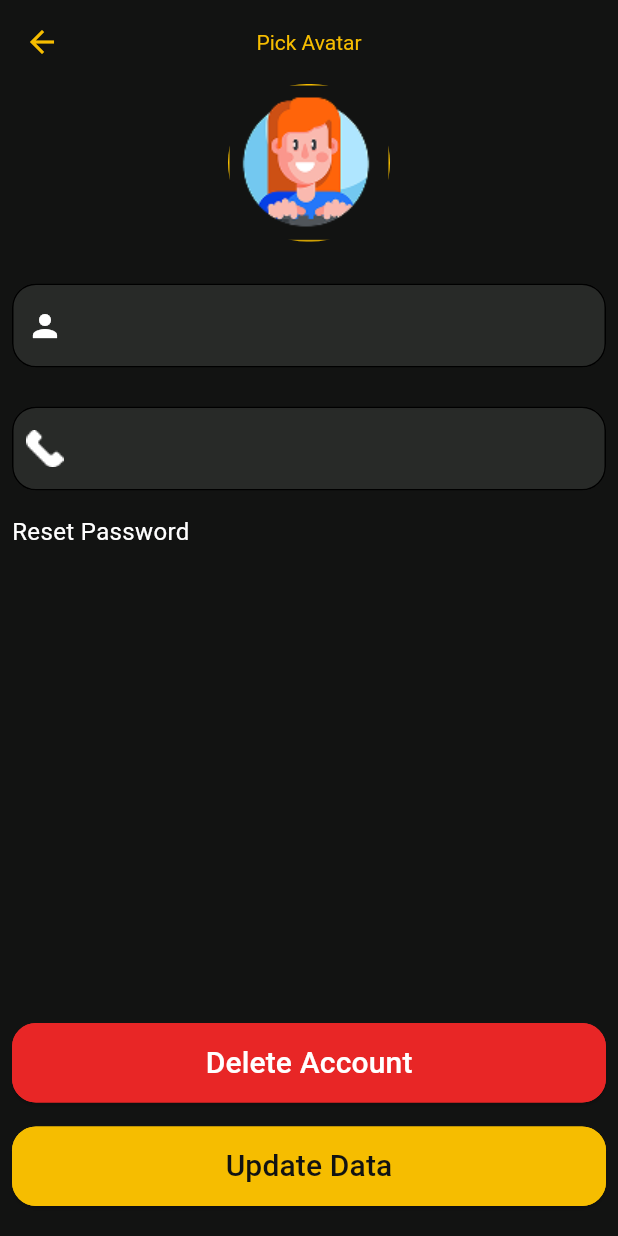
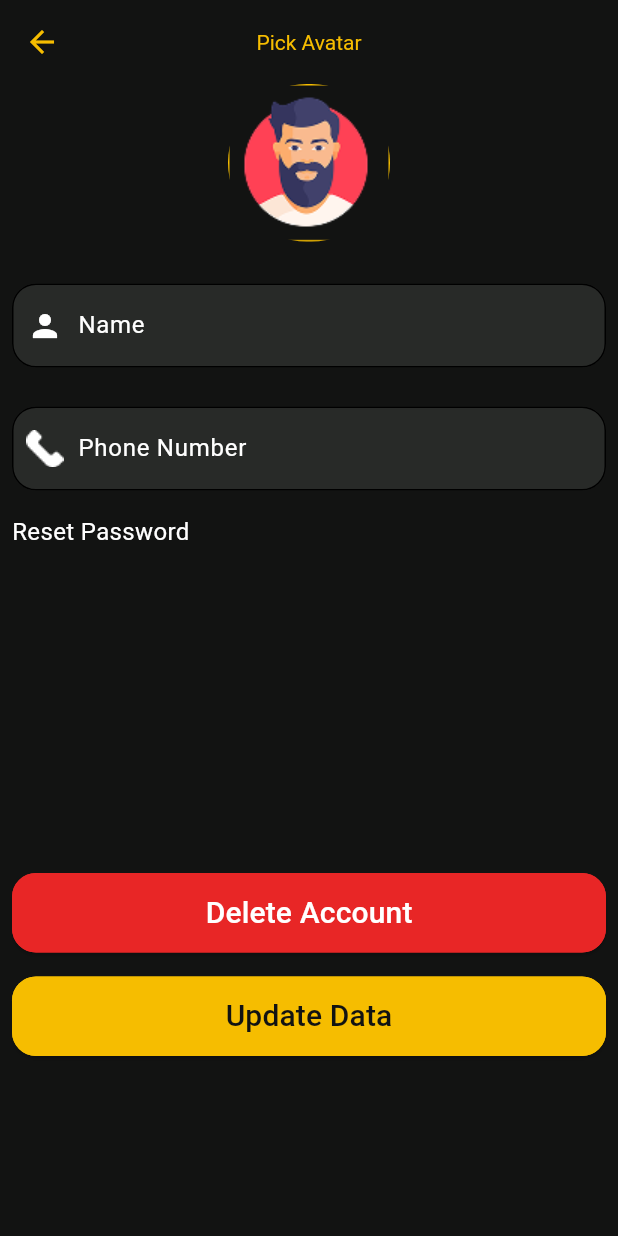
Before and after one commit to amiramomtaz82/movie_app, a Flutter app: the ProfileTab screen opened directly, after a tap on "Edit Profile", on a phone screen of 412 x 824 dp. Run offline on Flutter 3.47's test engine with Material 3 defaults, Android fonts, the phone set to English and light mode, and no system bars; our stand-ins replace cloud_firestore, connectivity_plus, dio, firebase_auth, firebase_core, flutter_bloc and 6 more; missing offline and left inert: carousel_slider_plus, webview_flutter_android; accounts and stored records are empty; generated files the repository leaves out were written again.

```diff
--- a/lib/core/di/get_it_module.dart
+++ b/lib/core/di/get_it_module.dart
@@ -8,6 +8,8 @@ import 'package:movie_app/core/utilis/app_constant.dart';
 
 import 'package:pretty_dio_logger/pretty_dio_logger.dart';
 import 'package:injectable/injectable.dart';
+
+import '../lang_service/language_interceptor.dart';
 
 @module
 abstract class GetItModule {
@@ -25,6 +27,8 @@ abstract class GetItModule {
     var dio = Dio(
         BaseOptions(baseUrl:"https://movies-api.accel.li/api/v2/")///should add my own
     );
+
+    dio.interceptors.add(LanguageInterceptor()); // changing the language by api
     dio.interceptors.add(PrettyDioLogger(requestBody: true));
     return dio;
 
--- /dev/null
+++ b/lib/core/lang_service/language_control.dart
@@ -0,0 +1,11 @@
+class LanguageService {
+  static String apiLanguage = "en";
+
+  static void setLanguage(String langCode) {
+    if (langCode == "ar") {
+      apiLanguage = "ar";
+    } else {
+      apiLanguage = "en";
+    }
+  }
+}
--- a/lib/main.dart
+++ b/lib/main.dart
@@ -84,7 +84,7 @@ class MyApp extends StatelessWidget {
       }
       return MaterialApp(
         debugShowCheckedModeBanner: false,
-        home: LoginScreen(),
+        home: SplashScreen(),
         locale: locale,
 
         supportedLocales: const [
--- a/lib/ui/screens/home/home_tab/home_tab.dart
+++ b/lib/ui/screens/home/home_tab/home_tab.dart
@@ -24,6 +24,7 @@ class HomeTab extends StatefulWidget {
 
 class _HomeTabState extends State<HomeTab> {
 late HomeCubit homeCubit;
+
 @override
   void initState() {
     // TODO: implement initState
--- a/lib/ui/screens/home/profile_tab/profile_tab.dart
+++ b/lib/ui/screens/home/profile_tab/profile_tab.dart
@@ -14,6 +14,7 @@ import 'package:movie_app/ui/presentaion/history_cubit/histor_cubit.dart';
 import 'package:movie_app/ui/screens/home/movie_image.dart';
 
 import '../../../../core/di/di.dart';
+import '../../../../l10n/app_localizations.dart';
 import '../../../presentaion/auth_cubit/cubit_auth.dart';
 import '../../../presentaion/history_cubit/history_state.dart';
 import '../../Authentication/login_screen.dart';
@@ -84,7 +85,7 @@ class _ProfileTabState extends State<ProfileTab> {
                               UserDM.currentUser?.favoriteMovies.length ?? 0}"
                             ,style: Appstyles.white36Med),
                             SizedBox(height: 10,),
-                            Text(Appstrings.wishList,style: Appstyles.white24Med)
+                            Text(AppLocalizations.of(context)!.wishList,style: Appstyles.white24Med)
 
                           ],
                         ),
@@ -94,7 +95,7 @@ class _ProfileTabState extends State<ProfileTab> {
                           children: [
                             Text("${UserDM.currentUser?.historyMovies.length??0}",style: Appstyles.white36Med,),
                             SizedBox(height: 10,),
-                            Text(Appstrings.history,style: Appstyles.white24Med,)
+                            Text(AppLocalizations.of(context)!.history,style: Appstyles.white24Med,)
 
                           ],
                         ),
@@ -106,7 +107,7 @@ class _ProfileTabState extends State<ProfileTab> {
                     children: [
                     Expanded(flex:2,child:
                     CustomElevatedButton(
-                      text: Appstrings.editProfile,onClick: (){
+                      text: AppLocalizations.of(context)!.editProfile,onClick: (){
               Navigator.push(context,AppRoutes.updateProfile);
 
                     },)),
@@ -123,7 +124,7 @@ class _ProfileTabState extends State<ProfileTab> {
                         },
                           backgroundColor: Appcolors.red,icon:
                       Icon(Icons.exit_to_app_sharp,color: Appcolors.white,),
-                        text: Appstrings.exist,),
+                        text: AppLocalizations.of(context)!.exist,),
                     )
                   ],),]),)),
                    TabBar(
@@ -134,8 +135,8 @@ class _ProfileTabState extends State<ProfileTab> {
                       indicatorColor: Appcolors.yellow,
                       tabs:[
                       Tab(icon: Image.asset(Appassets.menue),
-                          text:Appstrings.wishList),
-                      Tab(icon:Image.asset(Appassets.folder),text: Appstrings.history,)
+                          text:AppLocalizations.of(context)!.wishList),
+                      Tab(icon:Image.asset(Appassets.folder),text: AppLocalizations.of(context)!.history,)
                     ],
                     ),
 
--- a/lib/ui/screens/home/profile_tab/upadte_profile.dart
+++ b/lib/ui/screens/home/profile_tab/upadte_profile.dart
@@ -12,6 +12,7 @@ import 'package:movie_app/ui/screens/home/profile_tab/image_selected.dart';
 
 import '../../../../domain/models/user_dataModel.dart';
 
+import '../../../../l10n/app_localizations.dart';
 import '../../../presentaion/auth_cubit/cubit_auth.dart';
 import '../../Authentication/forget_screen.dart';
 import '../../Authentication/login_screen.dart';
@@ -27,7 +28,7 @@ class _UpadteProfileState extends State<UpadteProfile> {
   int selectedIndex=0;
  late TextEditingController nameController;
  late TextEditingController phoneController;
- String pickedImage=UserDM.currentUser?.image?? avatarList[2];
+late String pickedImage;
 
  @override
   void initState() {
@@ -35,18 +36,23 @@ class _UpadteProfileState extends State<UpadteProfile> {
     super.initState();
     nameController=TextEditingController(text: UserDM.currentUser?.name);
     phoneController=TextEditingController(text:UserDM.currentUser?.phone);
+    pickedImage = (UserDM.currentUser != null &&
+        avatarList.contains(UserDM.currentUser!.image))
+        ? UserDM.currentUser!.image!
+        : avatarList[0];
   }
   @override
   Widget build(BuildContext context) {
     return SafeArea(
-      child: Scaffold( appBar: AppBar(backgroundColor: Appcolors.black, centerTitle: true,
+      child: Scaffold( appBar: AppBar(backgroundColor:
+      Appcolors.black, centerTitle: true,
           leading:
           IconButton(onPressed: () {
             Navigator.pop(context);
           }, icon: Icon(Icons.arrow_back, color: Appcolors.yellow,)),
 
           title: Text(
-            Appstrings.pickAvatar, style: Appstyles.yellow14regular,)
+            AppLocalizations.of(context)!.pickAvatar, style: Appstyles.yellow14regular,)
 
       ),
         backgroundColor: Appcolors.black,
@@ -109,11 +115,13 @@ class _UpadteProfileState extends State<UpadteProfile> {
                 ),
               ),
               SizedBox(height: 20),
-              CustomTextField(controller: nameController,
-                  prefixIcon: Icon(Icons.person), hint:""),
+
+              CustomTextField(
+                  hint : AppLocalizations.of(context)!.name,controller: nameController,
+                  prefixIcon: Icon(Icons.person), ),
               SizedBox(height: 10),
               CustomTextField(controller: phoneController,
-                hint:"" ,
+                hint:AppLocalizations.of(context)!.phone ,
                 prefixIcon: Image.asset(Appassets.phone),
               ),
 
@@ -129,19 +137,19 @@ class _UpadteProfileState extends State<UpadteProfile> {
                         builder: (_) => ForgetScreen(email:UserDM.currentUser?.email??"")));
                   },
                     child: Text(
-                      Appstrings.resetPassword,
+                      AppLocalizations.of(context)!.resetPassword,
                       style: Appstyles.white16Reg,
                       textAlign: TextAlign.left,
                     ),
                   ),
                 ),
               ),
-              SizedBox(height: 300),
+              SizedBox(height: 200),
               CustomElevatedButton(
                 borderColor: Appcolors.red,
                 backgroundColor: Appcolors.red,
                 textColor: Appcolors.white,
-                text: Appstrings.deleteAccount,
+                text: AppLocalizations.of(context)!.deleteAccount,
                 onClick: ()  async {
                   try {
                     await context.read<AuthCubit>().deleteAccount();
@@ -158,7 +166,7 @@ class _UpadteProfileState extends State<UpadteProfile> {
               ),
 
               CustomElevatedButton(
-                text: Appstrings.updateData,
+                text: AppLocalizations.of(context)!.updateData,
                 onClick: () async {
                   await context.read<AuthCubit>().updateUser(
                     name: nameController.text,
```
Also changed, not shown: lib/core/lang_service/language_interceptor.dart (added, +14 -0 lines), lib/core/utilis/app_constant.dart (+24 -0 lines), lib/ui/presentaion/lacal_cubit/local_cubit.dart (+7 -0 lines), lib/ui/screens/Authentication/login_screen.dart (+7 -7 lines), lib/ui/screens/Authentication/register_screen.dart (+8 -7 lines), lib/ui/screens/movie_details/genger_card.dart (+0 -24 lines).
